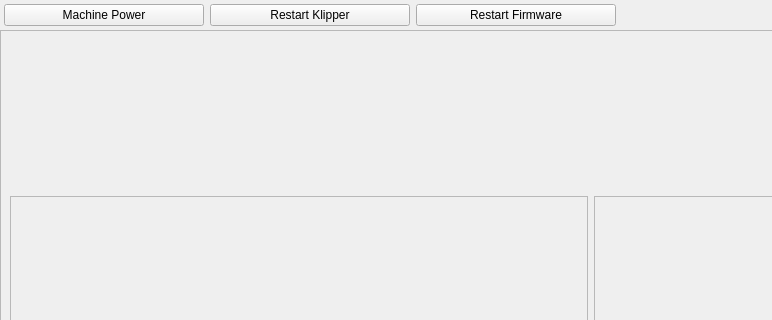
This is pages/printer/settings/printersettingspage.ui in DigitalArtifex/Flo as Qt 5 draws it before an edit; both pictures show x 0 to 772 and y 0 to 320 of the 1038 by 734 pixel window. The edited form follows.
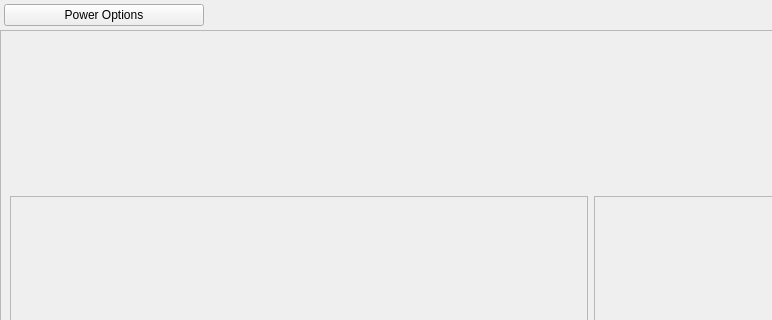
This is the edited form. Custom widgets are drawn as their Qt base class.

Patch:
```diff
--- a/pages/printer/settings/printersettingspage.ui
+++ b/pages/printer/settings/printersettingspage.ui
@@ -71,33 +71,7 @@
          </size>
         </property>
         <property name="text">
-         <string>Machine Power</string>
-        </property>
-       </widget>
-      </item>
-      <item>
-       <widget class="QIconButton" name="restartButton">
-        <property name="minimumSize">
-         <size>
-          <width>200</width>
-          <height>0</height>
-         </size>
-        </property>
-        <property name="text">
-         <string>Restart Klipper</string>
-        </property>
-       </widget>
-      </item>
-      <item>
-       <widget class="QIconButton" name="restartFirmwareButton">
-        <property name="minimumSize">
-         <size>
-          <width>200</width>
-          <height>0</height>
-         </size>
-        </property>
-        <property name="text">
-         <string>Restart Firmware</string>
+         <string>Power Options</string>
         </property>
        </widget>
       </item>
```
